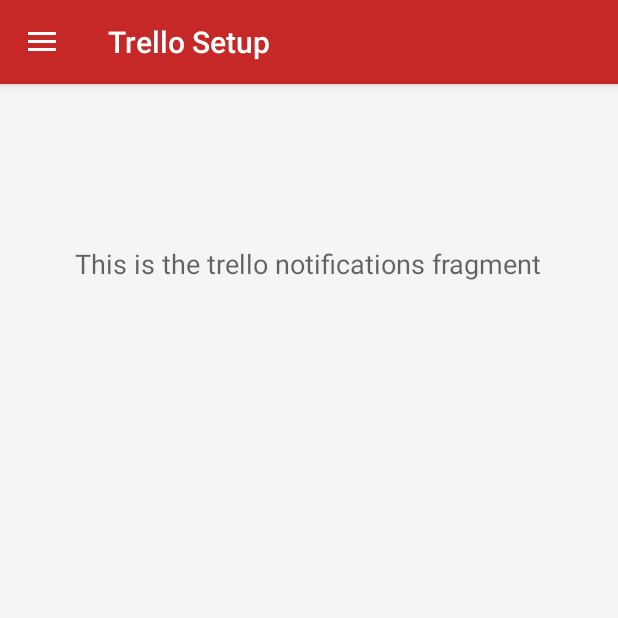
After one commit to sebbe33/EDA_397_2016_Group3, an Android app: the fragment TrelloNotificationsFragment placed in its activity, on a phone screen of 412 x 824 dp, the top half of it. The commit adds this screen. Run offline under Robolectric (Android 15) with nearby library versions, the phone set to English and light mode, and no system bars; libraries missing offline, so code that uses them is left out: org.trello4j, org.trello4j.model; 1 statement that could not run was skipped.

Commit message:
Implemented notification when trello card change

```diff
--- a/app/src/main/java/chalmers/eda397_2016_group3/MainActivity.java
+++ b/app/src/main/java/chalmers/eda397_2016_group3/MainActivity.java
@@ -3,6 +3,7 @@ package chalmers.eda397_2016_group3;
 import android.app.AlertDialog;
 import android.app.NotificationManager;
 import android.content.DialogInterface;
+import android.content.Intent;
 import android.net.Uri;
 import android.os.Bundle;
 import android.os.Handler;
@@ -24,9 +25,11 @@ import android.support.v7.app.AppCompatActivity;
 import android.support.v7.widget.Toolbar;
 import android.view.MenuItem;
 
+import chalmers.eda397_2016_group3.trello.CardChangeNotifierService;
 import chalmers.eda397_2016_group3.trello.TasksFragment;
 import chalmers.eda397_2016_group3.timer.FragmentTimer;
 import chalmers.eda397_2016_group3.timer.MyTimer;
+import chalmers.eda397_2016_group3.trello.TrelloNotificationsFragment;
 import chalmers.eda397_2016_group3.trello.TrelloSetupFragment;
 
 
@@ -69,7 +72,12 @@ public class MainActivity extends AppCompatActivity {
             setupDrawerContent(navigationView);
         }
 
-        navigationView.getMenu().performIdentifierAction(R.id.navigation_trello, 0);
+
+        navigationView.getMenu().performIdentifierAction(
+                getIntent().getIntExtra("StartFragment", R.id.navigation_trello), 0);
+
+
+        startTrelloNotificatinService();
     }
 
     @Override
@@ -109,12 +117,15 @@ public class MainActivity extends AppCompatActivity {
                 break;
 
             case R.id.navigation_trello_feature:
-
                 fragmentClass = TasksFragment.class;
                 break;
 
             case R.id.navigation_timer:
                 fragmentClass = FragmentTimer.class;
+                break;
+
+            case R.id.navigation_trello_notifications_fragment:
+                fragmentClass = TrelloNotificationsFragment.class;
                 break;
 
             default:
@@ -165,5 +176,10 @@ public class MainActivity extends AppCompatActivity {
         dialog.show();
     }
 
+    private void startTrelloNotificatinService() {
+        Intent intent = new Intent(this, CardChangeNotifierService.class);
+        startService(intent);
+
+    }
 
 }
--- /dev/null
+++ b/app/src/main/java/chalmers/eda397_2016_group3/trello/TrelloNotificationsFragment.java
@@ -0,0 +1,47 @@
+package chalmers.eda397_2016_group3.trello;
+
+import android.content.Intent;
+import android.os.AsyncTask;
+import android.os.Bundle;
+import android.support.v4.app.Fragment;
+import android.util.Log;
+import android.view.LayoutInflater;
+import android.view.View;
+import android.view.ViewGroup;
+import android.widget.AdapterView;
+import android.widget.ArrayAdapter;
+import android.widget.Button;
+import android.widget.Spinner;
+
+import org.trello4j.Trello;
+import org.trello4j.model.Board;
+
+import java.util.ArrayList;
+import java.util.List;
+
+import chalmers.eda397_2016_group3.R;
+import chalmers.eda397_2016_group3.utils.AdapterTuple;
+
+public class TrelloNotificationsFragment extends Fragment {
+    private TrelloApp trelloApp = null;
+    private Trello trelloAPI = null;
+    private List<AdapterTuple<String,String>> spinnerOptions = null;
+
+    @Override
+    public void onCreate(Bundle savedInstanceState) {
+        super.onCreate(savedInstanceState);
+    }
+
+    @Override
+    public View onCreateView(LayoutInflater inflater, ViewGroup container,
+                             Bundle savedInstanceState) {
+        View view = inflater.inflate(R.layout.fragment_trello_notifications, container, false);
+
+        return view;
+    }
+
+    @Override
+    public void onStart () {
+        super.onStart();
+    }
+}
--- /dev/null
+++ b/app/src/main/res/layout/fragment_trello_notifications.xml
@@ -0,0 +1,21 @@
+<?xml version = "1.0" encoding="utf-8"?>
+<RelativeLayout xmlns:android="http://schemas.android.com/apk/res/android"
+    xmlns:tools="http://schemas.android.com/apk/tools"
+
+    android:id="@+id/trello_notifications_layout"
+    android:layout_width="match_parent"
+
+    android:layout_height="match_parent"
+    android:fitsSystemWindows="true"
+    android:gravity="center_horizontal">
+
+    <TextView
+        android:layout_width="wrap_content"
+        android:layout_height="wrap_content"
+        android:textAppearance="?android:attr/textAppearanceMedium"
+        android:text="This is the trello notifications fragment"
+        android:id="@+id/textView2"
+        android:layout_alignParentTop="true"
+        android:layout_centerHorizontal="true"
+        android:layout_marginTop="107dp" />
+</RelativeLayout>
--- a/app/src/main/res/menu/drawer_view.xml
+++ b/app/src/main/res/menu/drawer_view.xml
@@ -26,7 +26,10 @@
             android:id="@+id/navigation_trello_feature"
             android:icon="@drawable/trello_ic"
             android:title="Trello Features" />
-
+        <item
+            android:id="@+id/navigation_trello_notifications_fragment"
+            android:icon="@drawable/trello_ic"
+            android:title="Trello Notifications" />
         <item
             android:id="@+id/navigation_github"
             android:icon="@drawable/github_ic"
```
Also changed, not shown: app/build.gradle (+5 -4 lines), app/src/main/AndroidManifest.xml (+6 -1 lines), app/src/main/java/chalmers/eda397_2016_group3/trello/CardChaneUtils.java (added, +56 -0 lines), app/src/main/java/chalmers/eda397_2016_group3/trello/CardChangeNotifierService.java (added, +114 -0 lines), app/src/main/java/chalmers/eda397_2016_group3/trello/CardChangePoller.java (renamed from app/src/main/java/chalmers/eda397_2016_group3/trello/CardChangeNotifier.java, +21 -33 lines).
